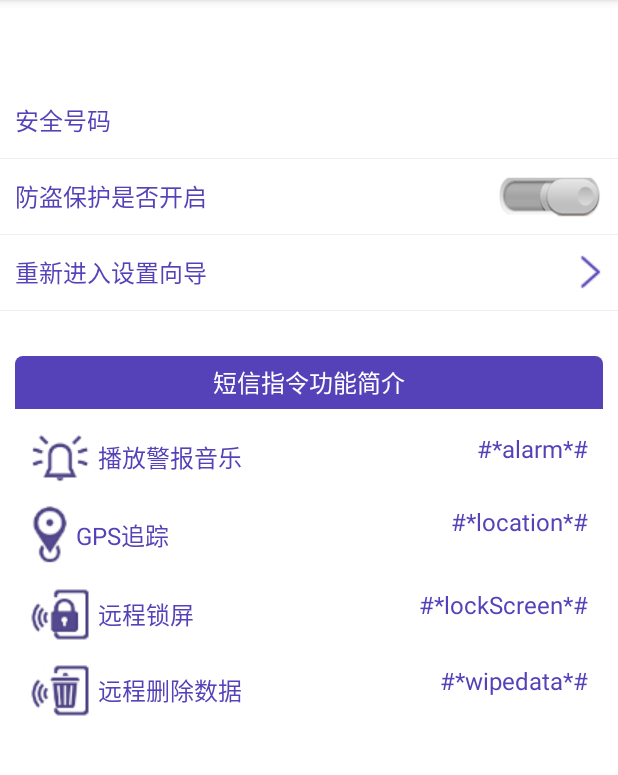
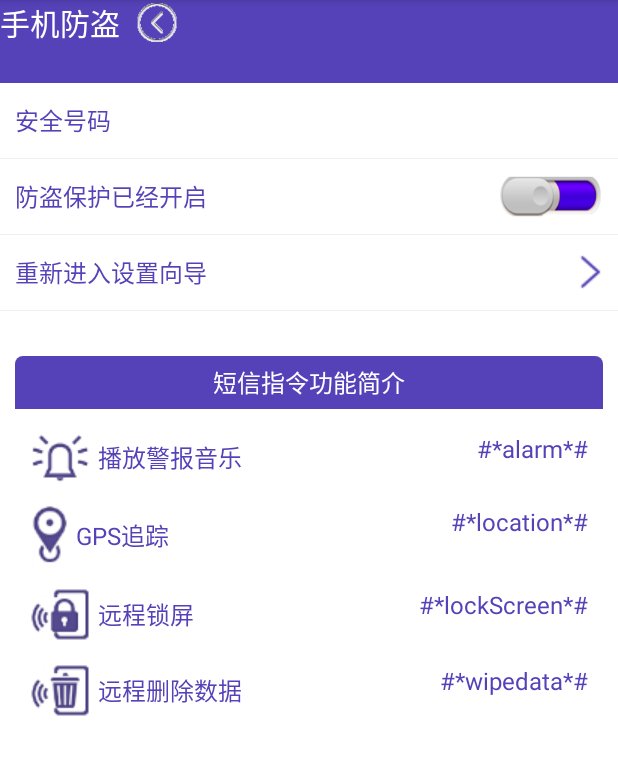
Before and after one commit to abbvvv/MobileGuard39, an Android app: the LostFindActivity screen opened directly, with no data from a screen before it, on a phone screen of 412 x 824 dp, the part 84-859 px from its top. Run offline under Robolectric (Android 15) with nearby library versions, the phone set to English and light mode, and no system bars; 1 statement that could not run was skipped.

Commit message:
防盗指令功能实现。

```diff
--- a/app/src/main/java/cn/edu/gdmec/android/mobileguard/m2theftguard/LostFindActivity.java
+++ b/app/src/main/java/cn/edu/gdmec/android/mobileguard/m2theftguard/LostFindActivity.java
@@ -1,24 +1,94 @@
 package cn.edu.gdmec.android.mobileguard.m2theftguard;
 
 import android.content.Intent;
+import android.content.SharedPreferences;
 import android.support.v7.app.AppCompatActivity;
 import android.os.Bundle;
+import android.view.View;
+import android.widget.CompoundButton;
+import android.widget.ImageView;
+import android.widget.RelativeLayout;
+import android.widget.TextView;
+import android.widget.ToggleButton;
 
 import cn.edu.gdmec.android.mobileguard.R;
 
-public class LostFindActivity extends AppCompatActivity {
+public class LostFindActivity extends AppCompatActivity implements View.OnClickListener{
+    private TextView mSafePhoneTV;
+    private RelativeLayout mInterSetupRL;
+    private SharedPreferences msharedPreferences;
+    private ToggleButton mToggleButton;
+    private TextView mProtectStatusTV;
 
     @Override
     protected void onCreate(Bundle savedInstanceState) {
         super.onCreate(savedInstanceState);
         setContentView(R.layout.activity_lost_find);
-        startSetUp1Activity();
+        msharedPreferences=getSharedPreferences("config",MODE_PRIVATE);
+        if(!isSetUp()){
+            startSetUp1Activity();
+        }
+        initView();
     }
 
+
+
+    private boolean isSetUp() {
+        return msharedPreferences.getBoolean("isSetUp",false);
+    }
+    private void initView() {
+        TextView mTitleTV=(TextView)findViewById(R.id.tv_title);
+        mTitleTV.setText("手机防盗");
+        ImageView mLeftImgv=(ImageView)findViewById(R.id.imgv_leftbtn);
+        mLeftImgv.setOnClickListener(this);
+        mLeftImgv.setImageResource(R.drawable.back);
+        findViewById(R.id.rl_titlebar).setBackgroundColor(getResources().getColor(R.color.purple));
+        mSafePhoneTV=(TextView)findViewById(R.id.tv_safephone);
+        mSafePhoneTV.setText(msharedPreferences.getString("safephone",""));
+        mToggleButton=(ToggleButton)findViewById(R.id.togglebtn_lostfind);
+        mInterSetupRL=(RelativeLayout)findViewById(R.id.rl_inter_setup_wizard);
+        mInterSetupRL.setOnClickListener(this);
+        mProtectStatusTV=(TextView)findViewById(R.id.tv_lostfind_protectstauts);
+        boolean protecting=msharedPreferences.getBoolean("protecting",true);
+        if(protecting){
+            mProtectStatusTV.setText("防盗保护已经开启");
+            mToggleButton.setChecked(true);
+        }else{
+            mProtectStatusTV.setText("防盗保护没有开启");
+            mToggleButton.setChecked(false);
+        }
+        mToggleButton.setOnCheckedChangeListener(new CompoundButton.OnCheckedChangeListener(){
+
+            @Override
+            public void onCheckedChanged(CompoundButton buttonView, boolean isChecked) {
+                if(isChecked){
+                    mProtectStatusTV.setText("防盗保护已经开启");
+                }else {
+                    mProtectStatusTV.setText("防盗保护没有开启");
+                }
+                SharedPreferences.Editor editor=msharedPreferences.edit();
+                editor.putBoolean("protecting",isChecked);
+                editor.commit();
+
+            }
+        });
+    }
     private void startSetUp1Activity() {
         Intent intent=new Intent(LostFindActivity.this,Setup1Activity.class);
         startActivity(intent);
         finish();
 
     }
+
+    @Override
+    public void onClick(View view) {
+        switch (view.getId()){
+            case R.id.rl_inter_setup_wizard:
+                startSetUp1Activity();
+                break;
+            case R.id.imgv_leftbtn:
+                finish();
+                break;
+        }
+    }
 }
--- a/app/src/main/java/cn/edu/gdmec/android/mobileguard/m2theftguard/Setup3Activity.java
+++ b/app/src/main/java/cn/edu/gdmec/android/mobileguard/m2theftguard/Setup3Activity.java
@@ -21,6 +21,7 @@
     protected void onCreate(Bundle savedInstanceState) {
         super.onCreate(savedInstanceState);
         setContentView(R.layout.activity_setup_3);
+        ((RadioButton)findViewById(R.id.rb_third)).setChecked(true);
         ((RadioButton)findViewById(R.id.rb_third)).setChecked(true);
         findViewById(R.id.btn_addcontact).setOnClickListener(this);
         mInputPhone=(EditText)findViewById(R.id.et_inputphone);
```
Also changed, not shown: app/src/main/AndroidManifest.xml (+30 -2 lines), app/src/main/java/cn/edu/gdmec/android/mobileguard/m1home/HomeActivity.java (+14 -0 lines), app/src/main/java/cn/edu/gdmec/android/mobileguard/m2theftguard/Setup4Activity.java (+38 -1 lines), app/src/main/java/cn/edu/gdmec/android/mobileguard/m2theftguard/receiver/MyDeviceAdminReceiver.java (added, +16 -0 lines), app/src/main/java/cn/edu/gdmec/android/mobileguard/m2theftguard/receiver/SmsLostFindReceiver.java (added, +68 -0 lines), app/src/main/java/cn/edu/gdmec/android/mobileguard/m2theftguard/service/GPSLocationService.java (added, +86 -0 lines), app/src/main/res/xml/device_admin_sample.xml (added, +9 -0 lines), 1 other file.
